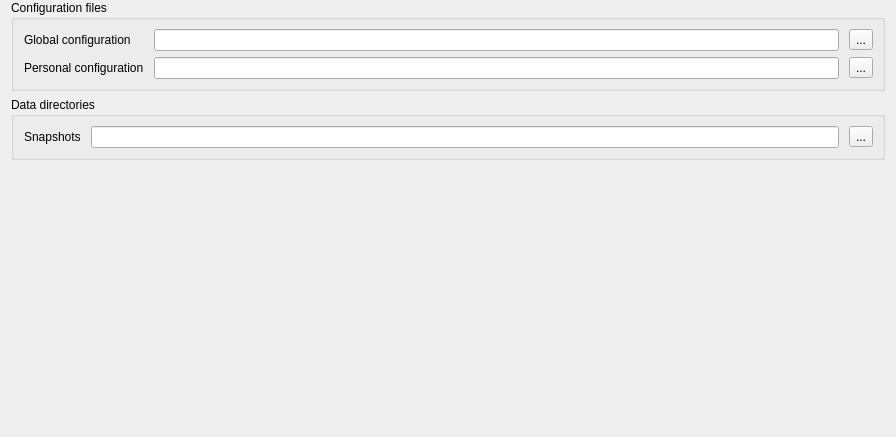
First picture: the form in configurator/forms/MasterConfigurationPage.ui, repository veyon/veyon, before the edit.
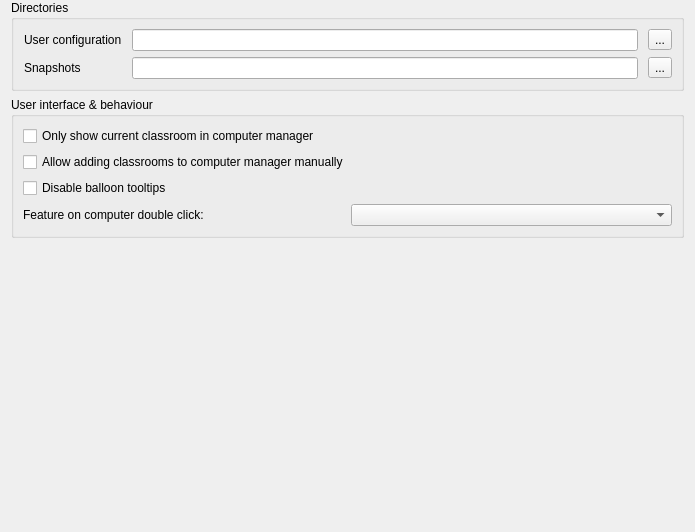
Second picture: the form after the edit. Icons and pictures are not drawn.

Commit message: Configutator: MasterConfigurationPage: add more master options and user config

The edit to the form file:
```diff
--- a/configurator/forms/MasterConfigurationPage.ui
+++ b/configurator/forms/MasterConfigurationPage.ui
@@ -6,8 +6,8 @@
    <rect>
     <x>0</x>
     <y>0</y>
-    <width>896</width>
-    <height>437</height>
+    <width>695</width>
+    <height>532</height>
    </rect>
   </property>
   <property name="windowTitle">
@@ -23,7 +23,7 @@
    <item>
     <widget class="QGroupBox" name="groupBox">
      <property name="title">
-      <string>Configuration files</string>
+      <string>Directories</string>
      </property>
      <layout class="QGridLayout" name="gridLayout_3">
       <property name="leftMargin">
@@ -32,78 +32,26 @@
       <property name="horizontalSpacing">
        <number>10</number>
       </property>
-      <item row="0" column="1">
-       <widget class="QLineEdit" name="globalConfigurationPath"/>
+      <item row="0" column="2">
+       <widget class="QToolButton" name="openUserConfigurationDirectory">
+        <property name="text">
+         <string>...</string>
+        </property>
+        <property name="icon">
+         <iconset resource="../italc-configurator.qrc">
+          <normaloff>:/resources/document-open.png</normaloff>:/resources/document-open.png</iconset>
+        </property>
+       </widget>
       </item>
       <item row="0" column="0">
-       <widget class="QLabel" name="label_5">
-        <property name="text">
-         <string>Global configuration</string>
-        </property>
-       </widget>
-      </item>
-      <item row="1" column="0">
        <widget class="QLabel" name="label_2">
         <property name="text">
-         <string>Personal configuration</string>
+         <string>User configuration</string>
         </property>
        </widget>
       </item>
-      <item row="1" column="1">
-       <widget class="QLineEdit" name="personalConfigurationPath"/>
-      </item>
-      <item row="0" column="2">
-       <widget class="QToolButton" name="openGlobalConfig">
-        <property name="text">
-         <string>...</string>
-        </property>
-        <property name="icon">
-         <iconset resource="../italc-configurator.qrc">
-          <normaloff>:/resources/document-open.png</normaloff>:/resources/document-open.png</iconset>
-        </property>
-       </widget>
-      </item>
-      <item row="1" column="2">
-       <widget class="QToolButton" name="openPersonalConfig">
-        <property name="text">
-         <string>...</string>
-        </property>
-        <property name="icon">
-         <iconset resource="../italc-configurator.qrc">
-          <normaloff>:/resources/document-open.png</normaloff>:/resources/document-open.png</iconset>
-        </property>
-       </widget>
-      </item>
-     </layout>
-    </widget>
-   </item>
-   <item>
-    <widget class="QGroupBox" name="groupBox_2">
-     <property name="title">
-      <string>Data directories</string>
-     </property>
-     <layout class="QGridLayout" name="gridLayout_2">
-      <property name="leftMargin">
-       <number>10</number>
-      </property>
-      <property name="horizontalSpacing">
-       <number>10</number>
-      </property>
       <item row="0" column="1">
-       <spacer name="horizontalSpacer_3">
-        <property name="orientation">
-         <enum>Qt::Horizontal</enum>
-        </property>
-        <property name="sizeHint" stdset="0">
-         <size>
-          <width>0</width>
-          <height>0</height>
-         </size>
-        </property>
-       </spacer>
-      </item>
-      <item row="1" column="1">
-       <widget class="QLineEdit" name="snapshotDirectory"/>
+       <widget class="QLineEdit" name="userConfigurationDirectory"/>
       </item>
       <item row="1" column="0">
        <widget class="QLabel" name="label">
@@ -112,6 +60,9 @@
         </property>
        </widget>
       </item>
+      <item row="1" column="1">
+       <widget class="QLineEdit" name="snapshotDirectory"/>
+      </item>
       <item row="1" column="2">
        <widget class="QToolButton" name="openSnapshotDirectory">
         <property name="text">
@@ -126,6 +77,46 @@
      </layout>
     </widget>
    </item>
+   <item>
+    <widget class="QGroupBox" name="groupBox_3">
+     <property name="title">
+      <string>User interface &amp;&amp; behaviour</string>
+     </property>
+     <layout class="QGridLayout" name="gridLayout">
+      <item row="3" column="0">
+       <widget class="QLabel" name="label_3">
+        <property name="text">
+         <string>Feature on computer double click:</string>
+        </property>
+       </widget>
+      </item>
+      <item row="3" column="1">
+       <widget class="QComboBox" name="computerDoubleClickFeature"/>
+      </item>
+      <item row="1" column="0" colspan="2">
+       <widget class="QCheckBox" name="manualClassroomAdditionAllowed">
+        <property name="text">
+         <string>Allow adding classrooms to computer manager manually</string>
+        </property>
+       </widget>
+      </item>
+      <item row="2" column="0" colspan="2">
+       <widget class="QCheckBox" name="balloonTooltipsDisabled">
+        <property name="text">
+         <string>Disable balloon tooltips</string>
+        </property>
+       </widget>
+      </item>
+      <item row="0" column="0" colspan="2">
+       <widget class="QCheckBox" name="onlyCurrentClassroomVisible">
+        <property name="text">
+         <string>Only show current classroom in computer manager</string>
+        </property>
+       </widget>
+      </item>
+     </layout>
+    </widget>
+   </item>
    <item>
     <spacer name="verticalSpacer">
      <property name="orientation">
```
The commit also changes 2 other files.
